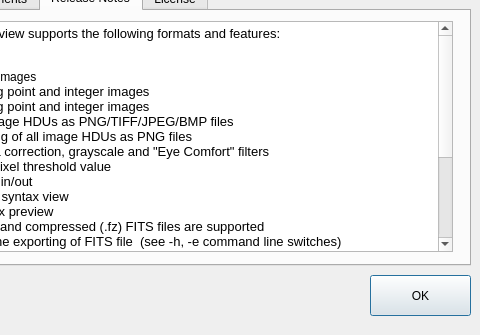
Above: aboutdialog.ui from surhh/nfitsview before the change; both pictures show x 120 to 600 and y 165 to 500 of the 600 by 500 pixel window. Below: the same form after it.
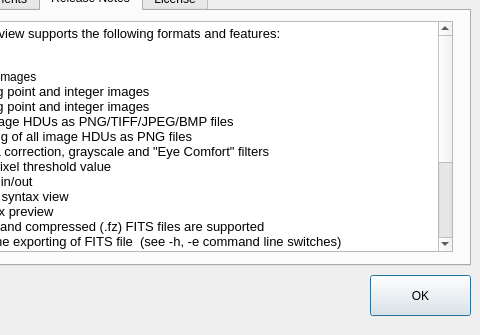
That is the form after the change. The open tabs and pages were chosen to show the change. Icons and pictures are not drawn.

Commit message: Release notes change.  Preparing for the release 3.3

Patch:
```diff
--- a/aboutdialog.ui
+++ b/aboutdialog.ui
@@ -236,9 +236,8 @@
 &lt;p style=&quot;-qt-paragraph-type:empty; margin-top:0px; margin-bottom:0px; margin-left:0px; margin-right:0px; -qt-block-indent:0; text-indent:0px;&quot;&gt;&lt;br /&gt;&lt;/p&gt;
 &lt;p style=&quot; margin-top:0px; margin-bottom:0px; margin-left:0px; margin-right:0px; -qt-block-indent:0; text-indent:0px;&quot;&gt;Fixes and new features in this release:&lt;/p&gt;
 &lt;p style=&quot;-qt-paragraph-type:empty; margin-top:0px; margin-bottom:0px; margin-left:0px; margin-right:0px; -qt-block-indent:0; text-indent:0px;&quot;&gt;&lt;br /&gt;&lt;/p&gt;
-&lt;p style=&quot; margin-top:0px; margin-bottom:0px; margin-left:0px; margin-right:0px; -qt-block-indent:0; text-indent:0px;&quot;&gt;- Changed threshold percentage slider logic to improve performance&lt;/p&gt;
-&lt;p style=&quot; margin-top:0px; margin-bottom:0px; margin-left:0px; margin-right:0px; -qt-block-indent:0; text-indent:0px;&quot;&gt;- Added buttons for RGB min/0/max values&lt;/p&gt;
-&lt;p style=&quot; margin-top:0px; margin-bottom:0px; margin-left:0px; margin-right:0px; -qt-block-indent:0; text-indent:0px;&quot;&gt;- Minor improvements in UI code&lt;/p&gt;
+&lt;p style=&quot; margin-top:0px; margin-bottom:0px; margin-left:0px; margin-right:0px; -qt-block-indent:0; text-indent:0px;&quot;&gt;- Added the possibility of holding and dragging an image by mouse&lt;/p&gt;
+&lt;p style=&quot; margin-top:0px; margin-bottom:0px; margin-left:0px; margin-right:0px; -qt-block-indent:0; text-indent:0px;&quot;&gt;- Minor changes/fixes/improvements&lt;/p&gt;
 &lt;p style=&quot;-qt-paragraph-type:empty; margin-top:0px; margin-bottom:0px; margin-left:0px; margin-right:0px; -qt-block-indent:0; text-indent:0px; font-family:'Sans Serif'; font-size:9pt;&quot;&gt;&lt;br /&gt;&lt;/p&gt;&lt;/body&gt;&lt;/html&gt;</string>
      </property>
     </widget>
```
